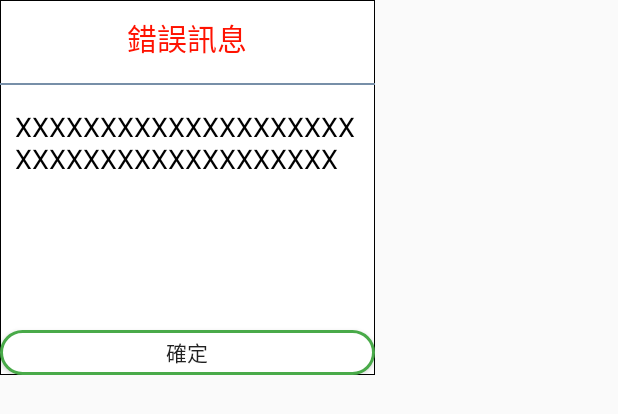
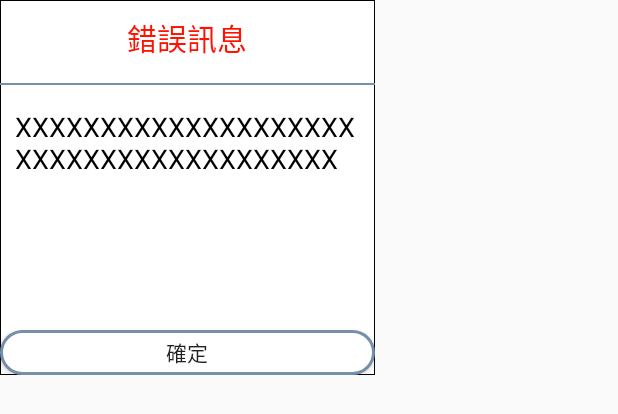
Before and after one commit to MichaelLin-TPE/MoneyReminder, an Android app: the layout error_dialog_layout.xml on its own in the app's theme, with its tools: preview values and no code run, on a phone screen of 412 x 824 dp. Shown: the top 414 px of the screen. Run offline under Robolectric (Android 15) with nearby library versions, the phone set to English and light mode, and no system bars.

```diff
--- /dev/null
+++ b/app/src/main/java/com/money/moneyreminder/user_fragment/UserFragmentPresenter.java
@@ -0,0 +1,4 @@
+package com.money.moneyreminder.user_fragment;
+
+public interface UserFragmentPresenter {
+}
--- /dev/null
+++ b/app/src/main/java/com/money/moneyreminder/user_fragment/UserFragmentVu.java
@@ -0,0 +1,4 @@
+package com.money.moneyreminder.user_fragment;
+
+public interface UserFragmentVu {
+}
--- a/app/src/main/res/drawable/button_shape_not_press.xml
+++ b/app/src/main/res/drawable/button_shape_not_press.xml
@@ -3,7 +3,7 @@
     <!--設定圓角，當設置的圓角半徑很大，就可變成弧形邊了-->
     <corners android:radius="15dip" />
     <!--邊框-->
-    <stroke android:width="2dip" android:color="#49AA49" />
+    <stroke android:width="2dip" android:color="@color/app_main_color" />
     <!--漸層顏色-->
     <gradient android:angle="-90" android:startColor="#FFFFFF" android:endColor="#FFFFFF"  />
 </shape>
--- a/app/src/main/res/drawable/button_shape_pressed.xml
+++ b/app/src/main/res/drawable/button_shape_pressed.xml
@@ -3,7 +3,7 @@
     <!--設定圓角，當設置的圓角半徑很大，就可變成弧形邊了-->
     <corners android:radius="15dip" />
     <!--邊框-->
-    <stroke android:width="2dip" android:color="#49AA49" />
+    <stroke android:width="2dip" android:color="@color/app_main_color" />
     <!--漸層顏色-->
     <gradient android:angle="-90" android:startColor="#E4E0E0" android:endColor="#E4E0E0"  />
 </shape>
```
Also changed, not shown: app/src/main/java/com/money/moneyreminder/user_fragment/UserFragment.java (+22 -7 lines), app/src/main/java/com/money/moneyreminder/user_fragment/UserFragmentPresenterImpl.java (added, +10 -0 lines).
